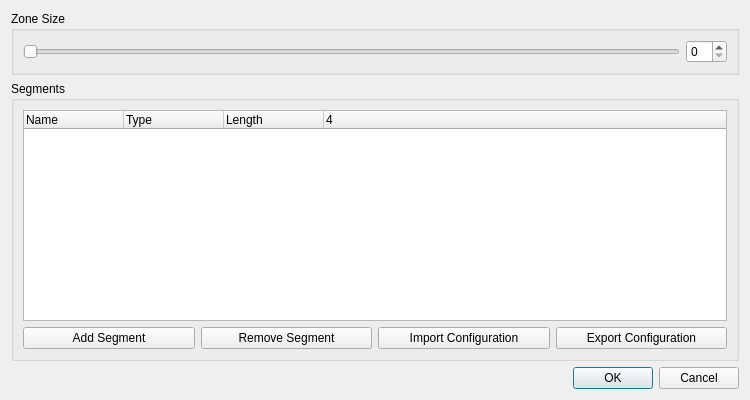
First picture: the form in qt/OpenRGBZoneEditorDialog/OpenRGBZoneEditorDialog.ui, repository CalcProgrammer1/OpenRGB, before the edit.
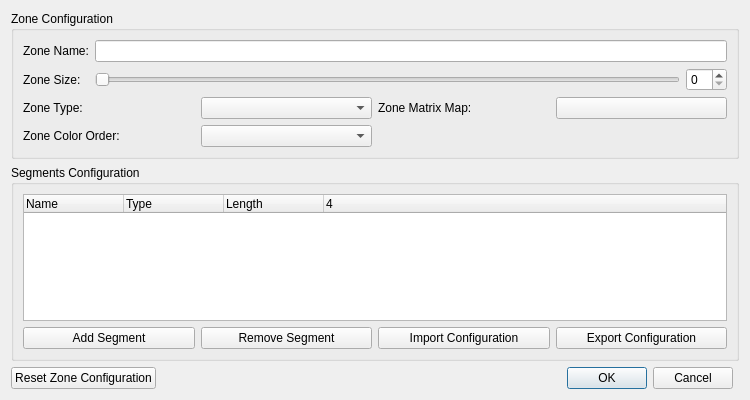
Second picture: the form after the edit. Custom widgets are drawn as their Qt base class.

Patch:
```diff
--- a/qt/OpenRGBZoneEditorDialog/OpenRGBZoneEditorDialog.ui
+++ b/qt/OpenRGBZoneEditorDialog/OpenRGBZoneEditorDialog.ui
@@ -14,42 +14,10 @@
    <string>Zone Editor</string>
   </property>
   <layout class="QGridLayout" name="gridLayout" columnstretch="1,0,0">
-   <item row="0" column="0" colspan="3">
-    <widget class="QGroupBox" name="GroupBoxZoneSize">
-     <property name="title">
-      <string>Zone Size</string>
-     </property>
-     <layout class="QGridLayout" name="gridLayout_3">
-      <item row="0" column="0">
-       <widget class="QTooltipedSlider" name="ResizeSlider">
-        <property name="sizePolicy">
-         <sizepolicy hsizetype="Expanding" vsizetype="Fixed">
-          <horstretch>0</horstretch>
-          <verstretch>0</verstretch>
-         </sizepolicy>
-        </property>
-        <property name="orientation">
-         <enum>Qt::Orientation::Horizontal</enum>
-        </property>
-       </widget>
-      </item>
-      <item row="0" column="1">
-       <widget class="QSpinBox" name="ResizeBox">
-        <property name="sizePolicy">
-         <sizepolicy hsizetype="Minimum" vsizetype="Fixed">
-          <horstretch>0</horstretch>
-          <verstretch>0</verstretch>
-         </sizepolicy>
-        </property>
-       </widget>
-      </item>
-     </layout>
-    </widget>
-   </item>
    <item row="2" column="0" colspan="3">
     <widget class="QGroupBox" name="GroupBoxSegments">
      <property name="title">
-      <string>Segments</string>
+      <string>Segments Configuration</string>
      </property>
      <layout class="QGridLayout" name="gridLayout_2">
       <item row="1" column="0">
@@ -110,22 +78,120 @@
      </layout>
     </widget>
    </item>
-   <item row="5" column="1" colspan="2">
-    <widget class="QDialogButtonBox" name="ButtonBox">
-     <property name="sizePolicy">
-      <sizepolicy hsizetype="Preferred" vsizetype="Fixed">
-       <horstretch>0</horstretch>
-       <verstretch>0</verstretch>
-      </sizepolicy>
+   <item row="0" column="0" colspan="3">
+    <widget class="QGroupBox" name="GroupBoxZoneConfiguration">
+     <property name="title">
+      <string>Zone Configuration</string>
      </property>
-     <property name="orientation">
-      <enum>Qt::Orientation::Horizontal</enum>
-     </property>
-     <property name="standardButtons">
-      <set>QDialogButtonBox::StandardButton::Cancel|QDialogButtonBox::StandardButton::Ok</set>
-     </property>
+     <layout class="QGridLayout" name="gridLayout_3">
+      <item row="3" column="0" colspan="3">
+       <layout class="QGridLayout" name="GroupBoxZoneSettings">
+        <item row="0" column="1">
+         <widget class="QComboBox" name="ComboBoxZoneType"/>
+        </item>
+        <item row="1" column="1">
+         <widget class="QComboBox" name="ComboBoxZoneColorOrder"/>
+        </item>
+        <item row="0" column="0">
+         <widget class="QLabel" name="LabelZoneType">
+          <property name="text">
+           <string>Zone Type:</string>
+          </property>
+         </widget>
+        </item>
+        <item row="0" column="2">
+         <widget class="QLabel" name="LabelZoneMatrixMap">
+          <property name="text">
+           <string>Zone Matrix Map:</string>
+          </property>
+         </widget>
+        </item>
+        <item row="1" column="0">
+         <widget class="QLabel" name="LabelZoneColorOrder">
+          <property name="text">
+           <string>Zone Color Order:</string>
+          </property>
+         </widget>
+        </item>
+        <item row="0" column="3">
+         <widget class="QPushButton" name="ButtonZoneMatrixMap">
+          <property name="text">
+           <string/>
+          </property>
+         </widget>
+        </item>
+       </layout>
+      </item>
+      <item row="0" column="0">
+       <widget class="QLabel" name="LabelZoneName">
+        <property name="text">
+         <string>Zone Name:</string>
+        </property>
+       </widget>
+      </item>
+      <item row="1" column="0">
+       <widget class="QLabel" name="LabelZoneSize">
+        <property name="text">
+         <string>Zone Size:</string>
+        </property>
+       </widget>
+      </item>
+      <item row="1" column="2">
+       <widget class="QSpinBox" name="SpinBoxZoneSize">
+        <property name="sizePolicy">
+         <sizepolicy hsizetype="Minimum" vsizetype="Fixed">
+          <horstretch>0</horstretch>
+          <verstretch>0</verstretch>
+         </sizepolicy>
+        </property>
+       </widget>
+      </item>
+      <item row="1" column="1">
+       <widget class="QTooltipedSlider" name="SliderZoneSize">
+        <property name="sizePolicy">
+         <sizepolicy hsizetype="Expanding" vsizetype="Fixed">
+          <horstretch>0</horstretch>
+          <verstretch>0</verstretch>
+         </sizepolicy>
+        </property>
+        <property name="orientation">
+         <enum>Qt::Orientation::Horizontal</enum>
+        </property>
+       </widget>
+      </item>
+      <item row="0" column="1" colspan="2">
+       <widget class="QLineEdit" name="LineEditZoneName"/>
+      </item>
+     </layout>
     </widget>
    </item>
+   <item row="4" column="0" colspan="2">
+    <layout class="QHBoxLayout" name="HorizontalLayoutButtonBox">
+     <item>
+      <widget class="QPushButton" name="ButtonResetZoneConfiguration">
+       <property name="text">
+        <string>Reset Zone Configuration</string>
+       </property>
+      </widget>
+     </item>
+     <item>
+      <widget class="QDialogButtonBox" name="ButtonBox">
+       <property name="sizePolicy">
+        <sizepolicy hsizetype="Preferred" vsizetype="Fixed">
+         <horstretch>0</horstretch>
+         <verstretch>0</verstretch>
+        </sizepolicy>
+       </property>
+       <property name="orientation">
+        <enum>Qt::Orientation::Horizontal</enum>
+       </property>
+       <property name="standardButtons">
+        <set>QDialogButtonBox::StandardButton::Cancel|QDialogButtonBox::StandardButton::Ok</set>
+       </property>
+      </widget>
+     </item>
+    </layout>
+   </item>
   </layout>
  </widget>
  <customwidgets>
```
